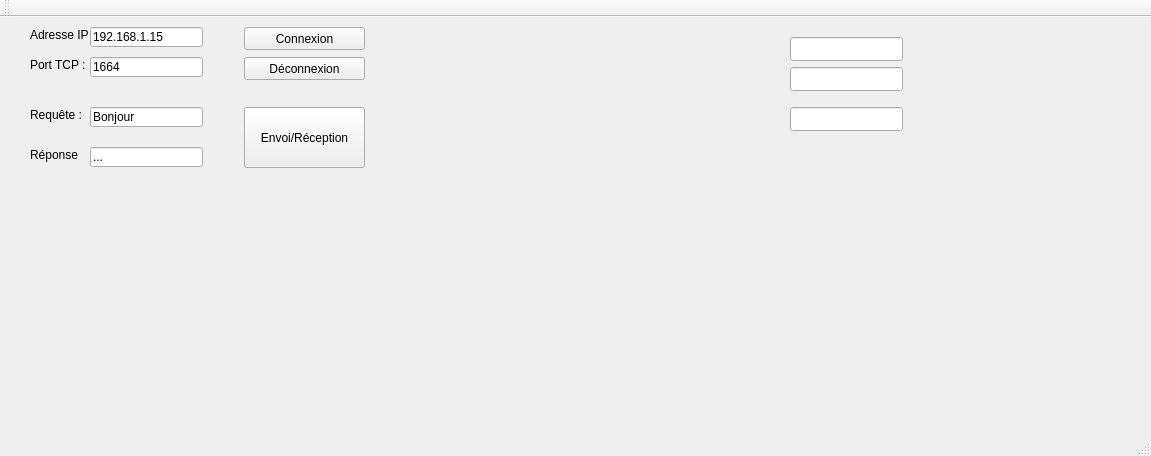
Qt form mainwindow.ui (RazeSorcererKing/telemetrie-marathon) before a commit.
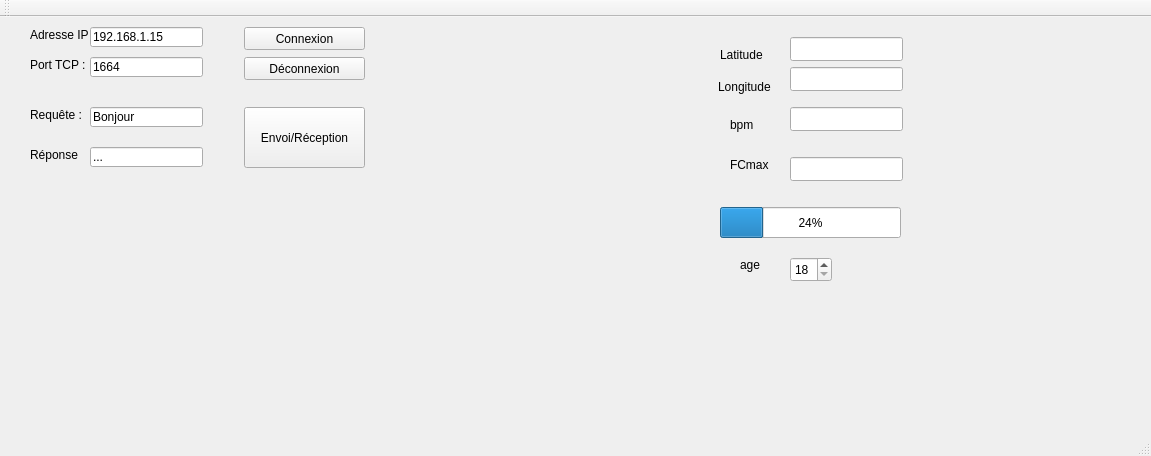
The same form after that commit.

Commit message: Ajout du systeme d'âge et d'intensification

The edit to the form file:
```diff
--- a/mainwindow.ui
+++ b/mainwindow.ui
@@ -182,6 +182,113 @@
      <rect>
       <x>790</x>
       <y>90</y>
+      <width>113</width>
+      <height>24</height>
+     </rect>
+    </property>
+    <property name="readOnly">
+     <bool>true</bool>
+    </property>
+   </widget>
+   <widget class="QLabel" name="label">
+    <property name="geometry">
+     <rect>
+      <x>720</x>
+      <y>30</y>
+      <width>49</width>
+      <height>16</height>
+     </rect>
+    </property>
+    <property name="text">
+     <string>Latitude</string>
+    </property>
+   </widget>
+   <widget class="QLabel" name="label_5">
+    <property name="geometry">
+     <rect>
+      <x>718</x>
+      <y>60</y>
+      <width>61</width>
+      <height>20</height>
+     </rect>
+    </property>
+    <property name="text">
+     <string>Longitude</string>
+    </property>
+   </widget>
+   <widget class="QLabel" name="label_6">
+    <property name="geometry">
+     <rect>
+      <x>730</x>
+      <y>100</y>
+      <width>49</width>
+      <height>16</height>
+     </rect>
+    </property>
+    <property name="text">
+     <string>bpm</string>
+    </property>
+   </widget>
+   <widget class="QSpinBox" name="spinBox">
+    <property name="geometry">
+     <rect>
+      <x>790</x>
+      <y>240</y>
+      <width>42</width>
+      <height>25</height>
+     </rect>
+    </property>
+    <property name="minimum">
+     <number>18</number>
+    </property>
+    <property name="maximum">
+     <number>80</number>
+    </property>
+   </widget>
+   <widget class="QLabel" name="label_7">
+    <property name="geometry">
+     <rect>
+      <x>740</x>
+      <y>240</y>
+      <width>49</width>
+      <height>16</height>
+     </rect>
+    </property>
+    <property name="text">
+     <string>age</string>
+    </property>
+   </widget>
+   <widget class="QProgressBar" name="progressBar">
+    <property name="geometry">
+     <rect>
+      <x>720</x>
+      <y>190</y>
+      <width>181</width>
+      <height>31</height>
+     </rect>
+    </property>
+    <property name="value">
+     <number>24</number>
+    </property>
+   </widget>
+   <widget class="QLabel" name="label_8">
+    <property name="geometry">
+     <rect>
+      <x>730</x>
+      <y>140</y>
+      <width>49</width>
+      <height>16</height>
+     </rect>
+    </property>
+    <property name="text">
+     <string>FCmax</string>
+    </property>
+   </widget>
+   <widget class="QLineEdit" name="lineEdit_fcmax">
+    <property name="geometry">
+     <rect>
+      <x>790</x>
+      <y>140</y>
       <width>113</width>
       <height>24</height>
      </rect>
```
Left out of the diff: 6 changed lines with no effect on the pictures. The commit also changes 1 other file.
